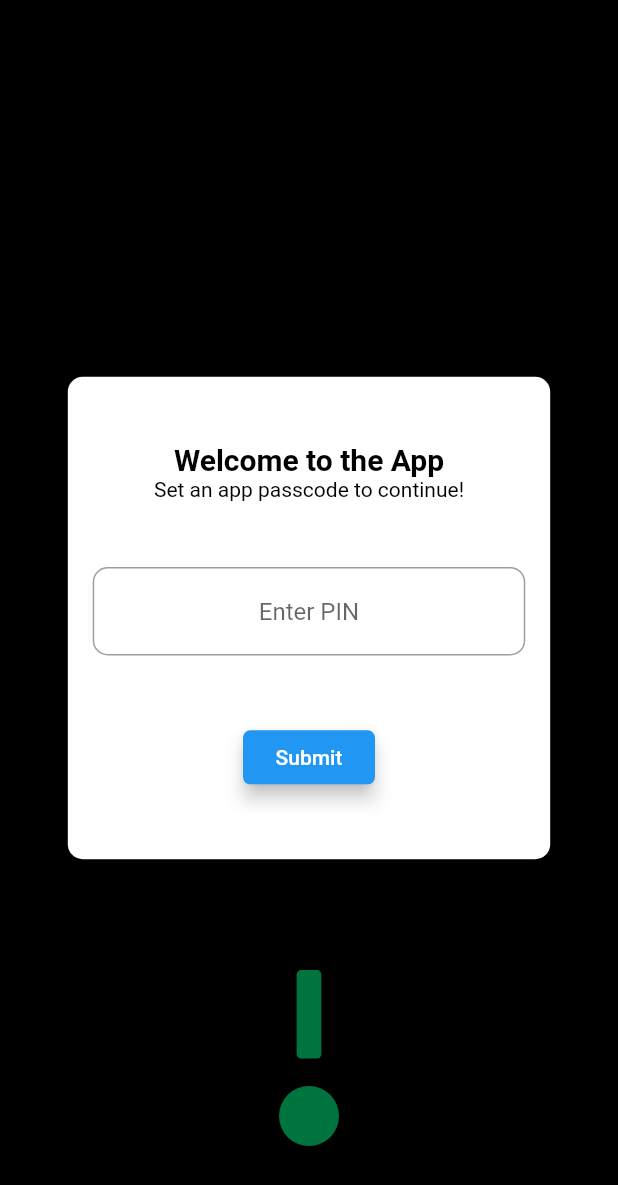
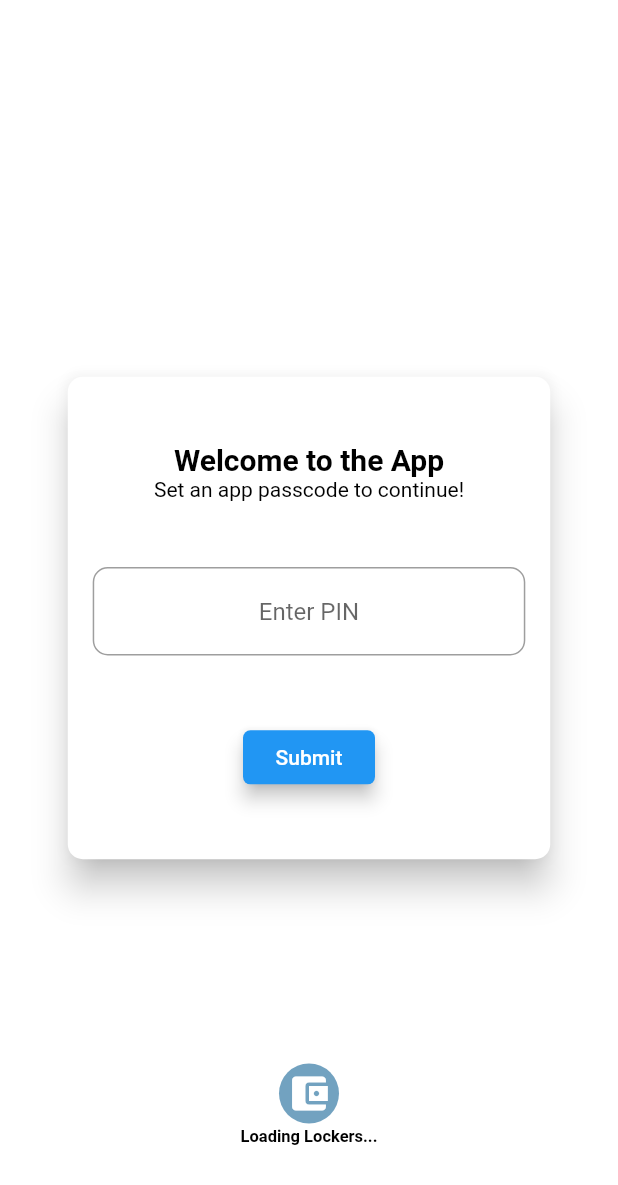
Before and after one commit to Shrey29ansh/Notes-App-with-Flutter, a Flutter app: the screen it shows after launch, on a phone screen of 412 x 824 dp. Shown: the top 1185 px of the screen. Run offline on Flutter 3.47's test engine with Material 2 defaults, Android fonts, the phone set to English and light mode, and no system bars; our stand-ins replace google_fonts, local_auth, sqflite; accounts and stored records are empty.

Commit message:
AnimationSiwtcher

```diff
--- /dev/null
+++ b/chat_app/lib/Junk/Extra codes.dart
@@ -0,0 +1,33 @@
+/* AnimatedPositioned(
+                  bottom: bottomheight,
+                  left: MediaQuery.of(context).size.width * 0.48,
+                  right: MediaQuery.of(context).size.width * 0.48,
+                  child: AnimatedContainer(
+                    width: _width,
+                    height: _width,
+                    decoration: BoxDecoration(
+                      color: colors[xf],
+                      borderRadius: _borderRadius,
+                    ),
+                    // Define how long the animation should take.
+                    duration: Duration(milliseconds: 1000),
+                    // Provide an optional curve to make the animation feel smoother.
+                    curve: Curves.ease,
+                  ),
+                  curve: motion ? Curves.easeInOut : Curves.fastOutSlowIn,
+                  duration: Duration(milliseconds: 900)),
+              Align(
+                alignment: Alignment.bottomCenter,
+                child: Container(
+                  margin: EdgeInsets.fromLTRB(0, 0, 0, 60),
+                  child: CircleAvatar(
+                    backgroundColor: colors[xf],
+                    child: AnimatedOpacity(
+                      duration: Duration(milliseconds: 100),
+                      curve: Curves.bounceIn,
+                      opacity: change ? 1 : 0,
+                      child: Icon(customicon[xf], color: Colors.white, size: 30),
+                    ),
+                  ),
+                ),
+              ), */
--- a/chat_app/lib/main.dart
+++ b/chat_app/lib/main.dart
@@ -139,8 +139,9 @@ class _SplashScreenState extends State<SplashScreen> {
   ];
   BorderRadiusGeometry _borderRadius = BorderRadius.circular(8);
 
-  double _width = 55;
-  var xf = 0;
+  // ignore: non_constant_identifier_names
+  double width_container = 0;
+  var xf = 1, temp = -0.4;
   double bottomheight = 90;
   bool motion = false;
   bool change = false;
@@ -152,24 +153,15 @@ class _SplashScreenState extends State<SplashScreen> {
       } else {
         if (timer.tick == 1) {
           setState(() {
+            xf = 0;
             _cont = true;
           });
         }
-        int next(int min, int max) => min + random.nextInt(max - min);
+        xf++;
         setState(() {
-          _width = next(55, 75).toDouble();
-          _borderRadius = BorderRadius.circular(random.nextInt(5).toDouble());
-          if (timer.tick % 2 == 0) {
-            xf = xf % 4;
-            change = true;
-            xf++;
-            motion = false;
-            bottomheight = bottomheight - 30;
-          } else {
-            bottomheight = bottomheight + 30;
-            motion = true;
-            change = false;
-          }
+          width_container = width_container - temp;
+          temp = -temp;
+          xf = xf % 5;
           loading.length == 3
               ? loading = ''
               : loading = loading.padRight(timer.tick % 4, '.');
@@ -191,7 +183,7 @@ class _SplashScreenState extends State<SplashScreen> {
       if (nextscreen) {
         Navigator.pushReplacement(
           context,
-          MaterialPageRoute(
+          MyCustomRoute(
             builder: (context) => HomePage(),
           ),
         );
@@ -236,39 +228,55 @@ class _SplashScreenState extends State<SplashScreen> {
         child: Container(
           height: MediaQuery.of(context).size.height,
           width: MediaQuery.of(context).size.width,
-          color: Colors.black,
+          color: Colors.white,
           child: Stack(
             children: [
-              AnimatedPositioned(
-                  bottom: bottomheight,
-                  left: MediaQuery.of(context).size.width * 0.48,
-                  right: MediaQuery.of(context).size.width * 0.48,
-                  child: AnimatedContainer(
-                    width: _width,
-                    height: _width,
-                    decoration: BoxDecoration(
-                      color: colors[xf],
-                      borderRadius: _borderRadius,
-                    ),
-                    // Define how long the animation should take.
-                    duration: Duration(milliseconds: 1000),
-                    // Provide an optional curve to make the animation feel smoother.
-                    curve: Curves.ease,
-                  ),
-                  curve: motion ? Curves.easeInOut : Curves.fastOutSlowIn,
-                  duration: Duration(milliseconds: 900)),
               Align(
                 alignment: Alignment.bottomCenter,
                 child: Container(
+                  height: MediaQuery.of(context).size.height,
                   margin: EdgeInsets.fromLTRB(0, 0, 0, 60),
-                  child: CircleAvatar(
-                    backgroundColor: colors[xf],
-                    child: AnimatedOpacity(
-                      duration: Duration(milliseconds: 100),
-                      curve: Curves.bounceIn,
-                      opacity: change ? 1 : 0,
-                      child: Icon(customicon[xf], color: Colors.white, size: 30),
-                    ),
+                  child: Column(
+                    mainAxisAlignment: MainAxisAlignment.end,
+                    children: [
+                      Align(
+                        alignment: Alignment.bottomCenter,
+                        child: Container(
+                          //margin: EdgeInsets.fromLTRB(0, 0, 0, 60),
+                          child: AnimatedSwitcher(
+                            transitionBuilder: (child, animation) {
+                              return ScaleTransition(
+                                child: child,
+                                scale: animation,
+                              );
+                            },
+                            duration: Duration(milliseconds: 600),
+                            child: Container(
+                              key: UniqueKey(),
+                              child: CircleAvatar(
+                                backgroundColor: colors[xf],
+                                child: Icon(customicon[xf],
+                                    color: Colors.white, size: 30),
+                              ),
+                            ),
+                          ),
+                        ),
+                      ),
+                      SizedBox(
+                        height: 2,
+                      ),
+                      Text(
+                        "Loading Lockers$loading",
+                        style: GoogleFonts.montserratAlternates(
+                          fontWeight: FontWeight.bold,
+                          color: Colors.black,
+                          fontSize: 11,
+                        ),
+                        overflow: TextOverflow.ellipsis,
+                        softWrap: true,
+                        maxLines: 3,
+                      ),
+                    ],
                   ),
                 ),
               ),
@@ -289,18 +297,19 @@ class _SplashScreenState extends State<SplashScreen> {
                         SizedBox(
                           height: 10,
                         ),
-                        Text(
-                          "Loading Lockers$loading",
-                          style: GoogleFonts.montserratAlternates(
-                            fontWeight: FontWeight.bold,
-                            color: Colors.white,
-                            fontSize: 11,
+                        AnimatedContainer(
+                          width: MediaQuery.of(context).size.width *
+                              width_container,
+                          height:2.5,
+                          decoration: BoxDecoration(
+                            color: colors[xf],
+                            borderRadius: _borderRadius,
                           ),
-                          overflow: TextOverflow.ellipsis,
-                          softWrap: true,
-                          maxLines: 3,
+                          // Define how long the animation should take.
+                          duration: Duration(milliseconds: 1000),
+                          // Provide an optional curve to make the animation feel smoother.
+                          curve: Curves.ease,
                         ),
-
                         /* Row(
                           mainAxisAlignment: MainAxisAlignment.center,
                           children: [
@@ -474,3 +483,17 @@ class _SplashScreenState extends State<SplashScreen> {
     );
   }
 }
+class MyCustomRoute<T> extends MaterialPageRoute<T> {
+  MyCustomRoute({ WidgetBuilder builder, RouteSettings settings })
+      : super(builder: builder, settings: settings);
+
+  @override
+  Widget buildTransitions(BuildContext context,
+      Animation<double> animation,
+      Animation<double> secondaryAnimation,
+      Widget child) {
+    // Fades between routes. (If you don't want any animation,
+    // just return child.)
+    return new FadeTransition(opacity: animation, child: child);
+  }
+}
```
Also changed, not shown: chat_app/lib/Junk/commands.txt (renamed from chat_app/lib/commands.txt).
